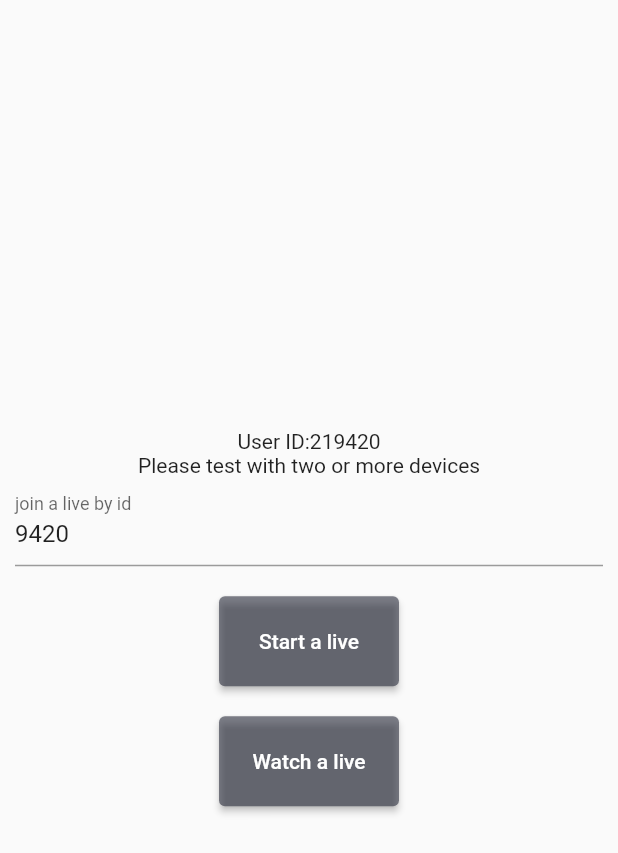
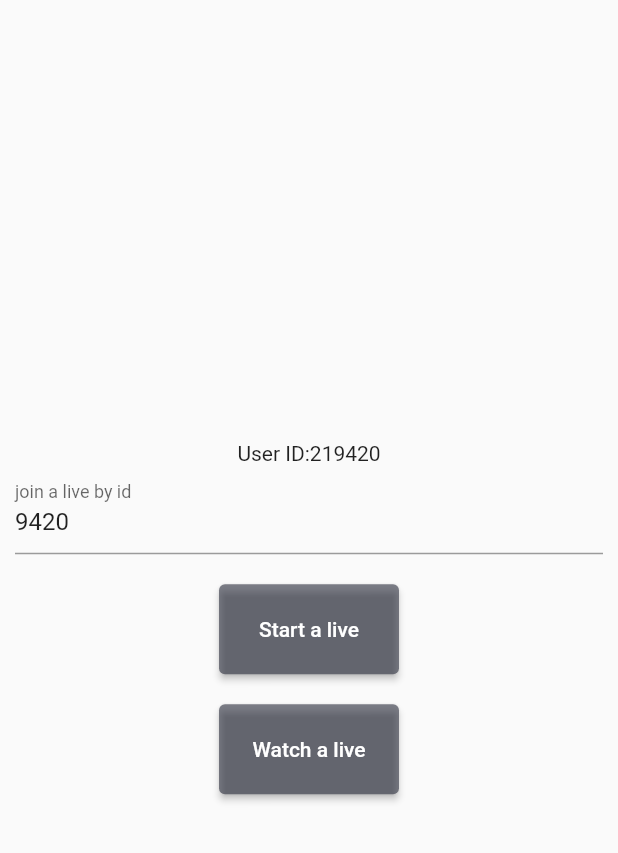
Before and after one commit to vaibhav-sharma-11/Live-Streaming-App, a Flutter app: the screen it shows after launch, on a phone screen of 412 x 824 dp. Shown: the top 853 px of the screen. Run offline on Flutter 3.47's test engine with Material 2 defaults, Android fonts, the phone set to English and light mode, and no system bars; our stand-ins replace flutter_dotenv; missing offline and left inert: zego_uikit_prebuilt_live_streaming.

Commit message:
first commit

```diff
--- a/lib/main.dart
+++ b/lib/main.dart
@@ -10,8 +10,6 @@ Future main() async{
 
 class MyApp extends StatelessWidget {
   const MyApp({super.key});
-
-  // This widget is the root of your application.
 
   @override
   Widget build(BuildContext context) {
@@ -27,9 +25,7 @@ class MyApp extends StatelessWidget {
 class HomePage extends StatelessWidget {
   HomePage({Key? key}) : super(key: key);
 
-  /// Users who use the same liveID can join the same live streaming.
-  final liveTextCtrl =
-  TextEditingController(text: Random().nextInt(10000).toString());
+  final liveTextCtrl = TextEditingController(text: Random().nextInt(10000).toString());
 
   @override
   Widget build(BuildContext context) {
@@ -45,13 +41,11 @@ class HomePage extends StatelessWidget {
           mainAxisAlignment: MainAxisAlignment.center,
           children: [
             Text('User ID:$userID'),
-            const Text('Please test with two or more devices'),
             TextFormField(
               controller: liveTextCtrl,
               decoration: const InputDecoration(labelText: 'join a live by id'),
             ),
             const SizedBox(height: 20),
-            // click me to navigate to LivePage
             ElevatedButton(
               style: buttonStyle,
               child: const Text('Start a live'),
@@ -62,7 +56,6 @@ class HomePage extends StatelessWidget {
               ),
             ),
             const SizedBox(height: 20),
-            // click me to navigate to LivePage
             ElevatedButton(
               style: buttonStyle,
               child: const Text('Watch a live'),
@@ -102,8 +95,8 @@ class LivePage extends StatelessWidget {
   Widget build(BuildContext context) {
     return SafeArea(
       child: ZegoUIKitPrebuiltLiveStreaming(
-        appID: appID,// Fill in the appID that you get from ZEGOCLOUD Admin Console.
-        appSign: appSign,// Fill in the appSign that you get from ZEGOCLOUD Admin Console.
+        appID: appID,
+        appSign: appSign,
         userID: userID,
         userName: 'user_${userID}',
         liveID: liveID,
```
